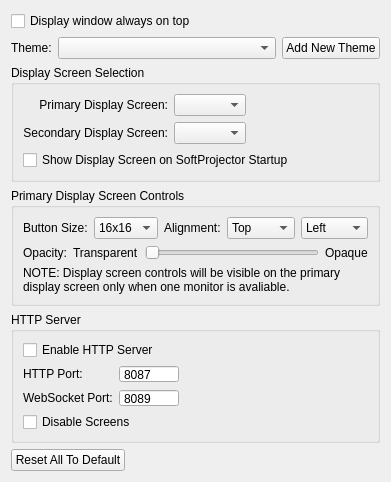
This is generalsettingwidget.ui in ge022/softprojector as Qt 5 draws it before an edit. The edited form follows.
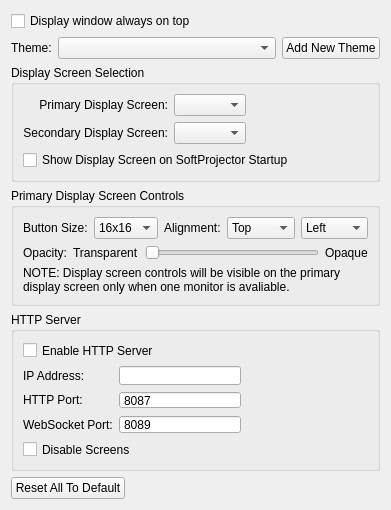
This is the edited form. Icons and pictures are not drawn.

Commit message: Added IP Address config

Patch:
```diff
--- a/generalsettingwidget.ui
+++ b/generalsettingwidget.ui
@@ -7,7 +7,7 @@
     <x>0</x>
     <y>0</y>
     <width>354</width>
-    <height>448</height>
+    <height>453</height>
    </rect>
   </property>
   <layout class="QVBoxLayout" name="verticalLayout">
@@ -316,7 +316,29 @@
       <property name="bottomMargin">
        <number>9</number>
       </property>
-      <item row="1" column="2">
+      <item row="5" column="1">
+       <widget class="QSpinBox" name="spinBoxWebSocketPort">
+        <property name="minimumSize">
+         <size>
+          <width>60</width>
+          <height>0</height>
+         </size>
+        </property>
+        <property name="frame">
+         <bool>true</bool>
+        </property>
+        <property name="buttonSymbols">
+         <enum>QAbstractSpinBox::NoButtons</enum>
+        </property>
+        <property name="maximum">
+         <number>9999</number>
+        </property>
+        <property name="value">
+         <number>8089</number>
+        </property>
+       </widget>
+      </item>
+      <item row="4" column="2">
        <spacer name="horizontalSpacer_5">
         <property name="orientation">
          <enum>Qt::Horizontal</enum>
@@ -332,35 +354,7 @@
         </property>
        </spacer>
       </item>
-      <item row="1" column="1">
-       <widget class="QSpinBox" name="spinBoxHttpPort">
-        <property name="sizePolicy">
-         <sizepolicy hsizetype="Preferred" vsizetype="Fixed">
-          <horstretch>0</horstretch>
-          <verstretch>0</verstretch>
-         </sizepolicy>
-        </property>
-        <property name="minimumSize">
-         <size>
-          <width>60</width>
-          <height>0</height>
-         </size>
-        </property>
-        <property name="frame">
-         <bool>true</bool>
-        </property>
-        <property name="buttonSymbols">
-         <enum>QAbstractSpinBox::NoButtons</enum>
-        </property>
-        <property name="maximum">
-         <number>9999</number>
-        </property>
-        <property name="value">
-         <number>8087</number>
-        </property>
-       </widget>
-      </item>
-      <item row="1" column="0">
+      <item row="4" column="0">
        <widget class="QLabel" name="label_httpPort">
         <property name="enabled">
          <bool>true</bool>
@@ -388,14 +382,7 @@
         </property>
        </widget>
       </item>
-      <item row="0" column="0" colspan="3">
-       <widget class="QCheckBox" name="checkBoxEnableHttpServer">
-        <property name="text">
-         <string>Enable HTTP Server</string>
-        </property>
-       </widget>
-      </item>
-      <item row="4" column="0" colspan="3">
+      <item row="7" column="0" colspan="3">
        <widget class="QCheckBox" name="checkBoxDisableScreens">
         <property name="toolTip">
          <string>Disable display forms for HTTP-only use (restart required).</string>
@@ -405,35 +392,58 @@
         </property>
        </widget>
       </item>
-      <item row="2" column="1">
-       <widget class="QSpinBox" name="spinBoxWebSocketPort">
-        <property name="minimumSize">
-         <size>
-          <width>60</width>
-          <height>0</height>
-         </size>
-        </property>
-        <property name="frame">
-         <bool>true</bool>
-        </property>
-        <property name="buttonSymbols">
-         <enum>QAbstractSpinBox::NoButtons</enum>
-        </property>
-        <property name="maximum">
-         <number>9999</number>
-        </property>
-        <property name="value">
-         <number>8089</number>
-        </property>
-       </widget>
-      </item>
-      <item row="2" column="0">
+      <item row="5" column="0">
        <widget class="QLabel" name="label_webSocketPort">
         <property name="text">
          <string>WebSocket Port:</string>
         </property>
        </widget>
       </item>
+      <item row="4" column="1">
+       <widget class="QSpinBox" name="spinBoxHttpPort">
+        <property name="sizePolicy">
+         <sizepolicy hsizetype="Preferred" vsizetype="Fixed">
+          <horstretch>0</horstretch>
+          <verstretch>0</verstretch>
+         </sizepolicy>
+        </property>
+        <property name="minimumSize">
+         <size>
+          <width>60</width>
+          <height>0</height>
+         </size>
+        </property>
+        <property name="frame">
+         <bool>true</bool>
+        </property>
+        <property name="buttonSymbols">
+         <enum>QAbstractSpinBox::NoButtons</enum>
+        </property>
+        <property name="maximum">
+         <number>9999</number>
+        </property>
+        <property name="value">
+         <number>8087</number>
+        </property>
+       </widget>
+      </item>
+      <item row="0" column="0" colspan="3">
+       <widget class="QCheckBox" name="checkBoxEnableHttpServer">
+        <property name="text">
+         <string>Enable HTTP Server</string>
+        </property>
+       </widget>
+      </item>
+      <item row="2" column="0">
+       <widget class="QLabel" name="label_ipAddress">
+        <property name="text">
+         <string>IP Address:</string>
+        </property>
+       </widget>
+      </item>
+      <item row="2" column="1">
+       <widget class="QLineEdit" name="lineEditHTTPServerIPAddress"/>
+      </item>
      </layout>
     </widget>
    </item>
```
The commit also changes 12 other files.
